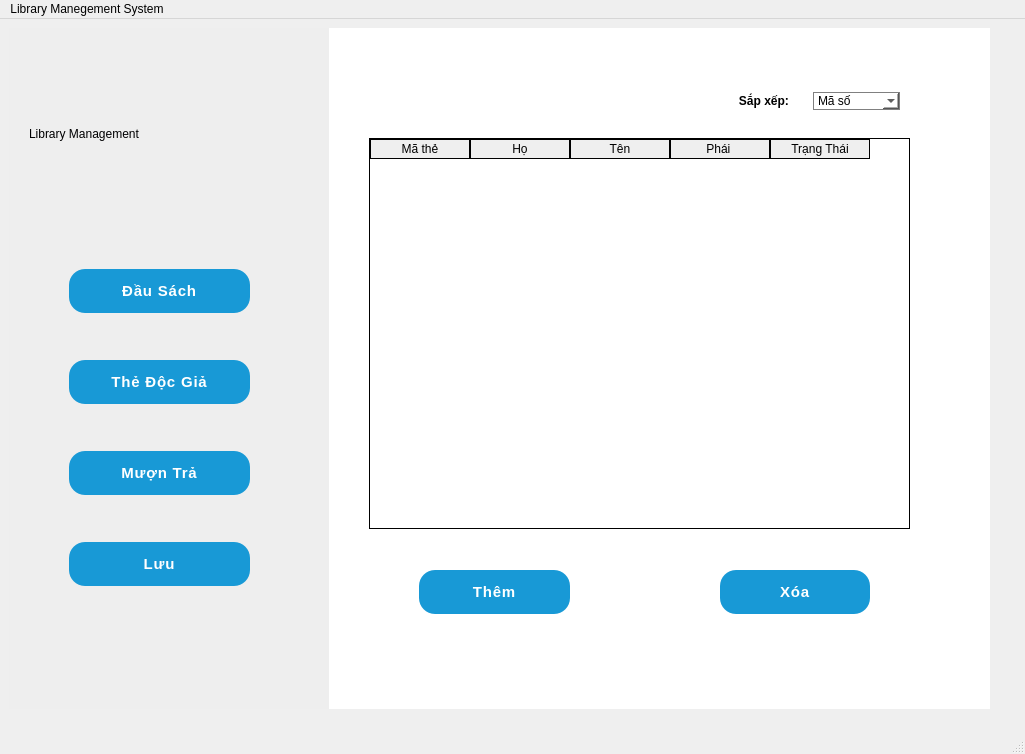
The window that librarymanage/librarymanagementsystem.ui (DTTaze/Qt-Library-Management) describes before a commit, drawn with Qt 5.
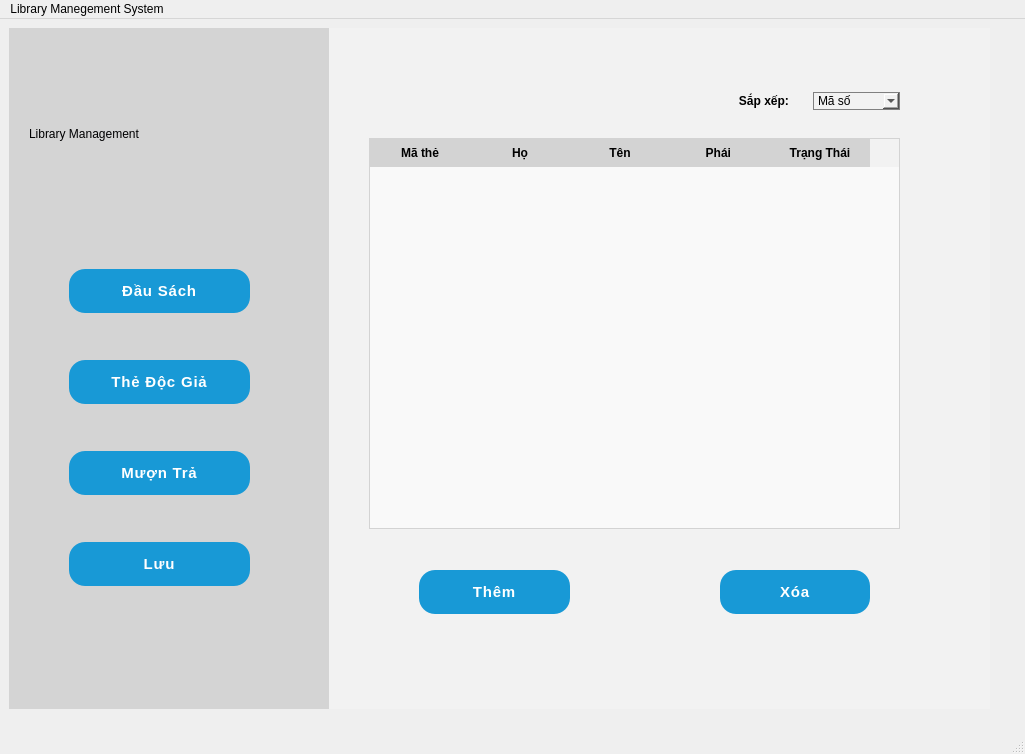
The same window after the commit. The open tabs and pages were chosen to show the change. Icons and pictures are not drawn.

Commit message: css table

What changed in the file:
```diff
--- a/librarymanage/librarymanagementsystem.ui
+++ b/librarymanage/librarymanagementsystem.ui
@@ -44,7 +44,7 @@
           </rect>
          </property>
          <property name="styleSheet">
-          <string notr="true">background-color: #eeeeee;</string>
+          <string notr="true">background-color: #D4D4D4;</string>
          </property>
          <widget class="QLabel" name="name_project_Label">
           <property name="geometry">
@@ -269,7 +269,7 @@
           </rect>
          </property>
          <property name="styleSheet">
-          <string notr="true">background-color: #ffffff;
+          <string notr="true">background-color: #F2F2F2;
 </string>
          </property>
          <widget class="QStackedWidget" name="stackedWidget_infor">
@@ -501,7 +501,7 @@
              <rect>
               <x>40</x>
               <y>100</y>
-              <width>541</width>
+              <width>531</width>
               <height>391</height>
              </rect>
             </property>
@@ -512,18 +512,34 @@
              </sizepolicy>
             </property>
             <property name="styleSheet">
-             <string notr="true">QTableWidget::item:selected {
- background-color: #6bdcff; color: black;
- }
-QHeaderView::section {
- border: 1px solid black;border-collapse: collapse; 
- }
-QTableWidget::item {
- border: 1px solid black; border-collapse: collapse;
- }
-QTableWidget {
-border: 1px solid black;
-}
+             <string notr="true">QTableWidget {
+        gridline-color: #d3d3d3;
+        background-color: #f9f9f9;  /* Light background for table */
+        alternate-background-color: #eaeaea;  /* Alternating row color */
+        border: 1px solid #d3d3d3;  /* Border around the table */
+    }
+
+    /* Header style */
+    QHeaderView::section {
+        background-color: #d3d3d3;  /* Gray background for header */
+        color: black;               /* Black text color */
+        font-weight: bold;          /* Bold text */
+        padding: 4px;               /* Padding inside header cells */
+        border: 1px solid #d3d3d3;  /* Header cell borders */
+    }
+
+    /* Cell styles */
+    QTableWidget::item {
+        padding: 4px;               /* Padding inside cells */
+        border: none;               /* No cell borders */
+		color:black;
+    }
+
+    /* Selected cell style */
+    QTableWidget::item:selected {
+        background-color: #cce5ff;  /* Light blue background for selected cell */
+        color: black;               /* Black text color for selected cell */
+    }
 
 </string>
             </property>
```
Left out of the diff: 41 changed lines with no effect on the pictures. The commit also changes 5 other files.
